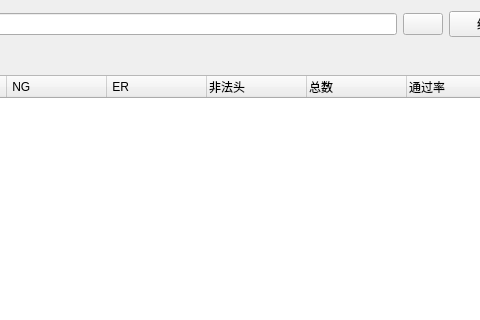
SakuraMYK/AutoMationTools, file loganalysis.ui: the form before one commit; both pictures show x 405 to 885 and y 0 to 320 of the 1043 by 519 pixel window.
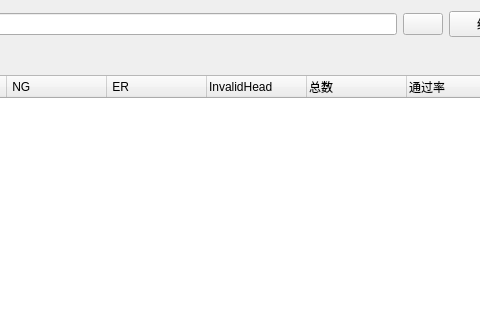
The form after the commit. Icons and pictures are not drawn.

```diff
--- a/loganalysis.ui
+++ b/loganalysis.ui
@@ -127,7 +127,7 @@
          </column>
          <column>
           <property name="text">
-           <string>非法头</string>
+           <string>InvalidHead</string>
           </property>
          </column>
          <column>
@@ -145,6 +145,11 @@
            <string>core文件</string>
           </property>
          </column>
+         <column>
+          <property name="text">
+           <string/>
+          </property>
+         </column>
         </widget>
        </item>
       </layout>
```
